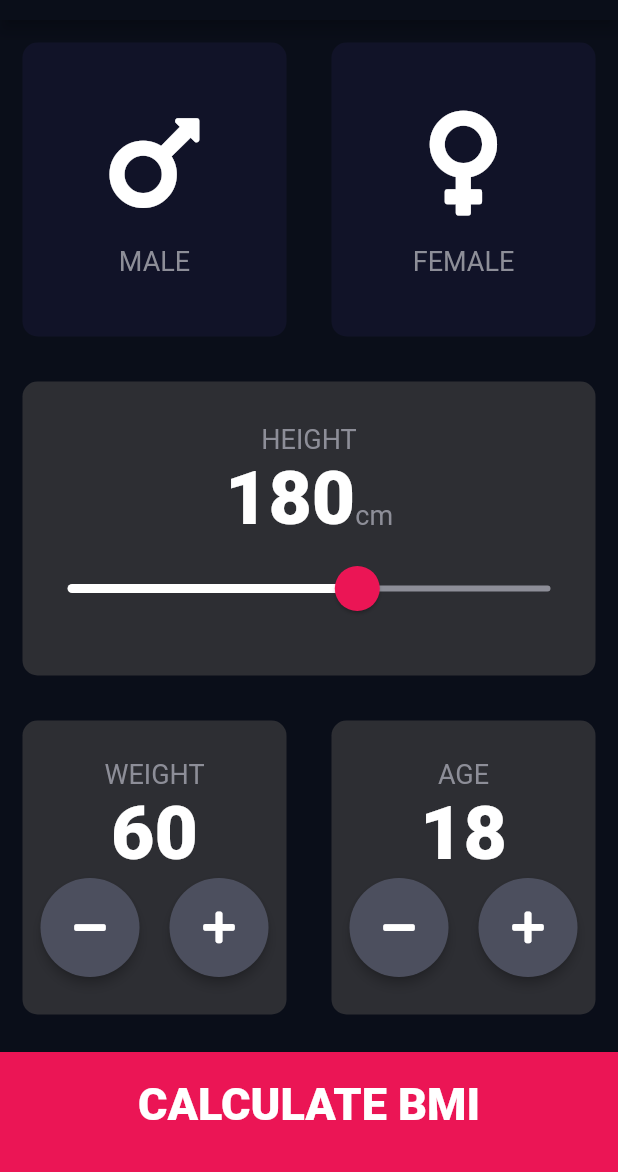
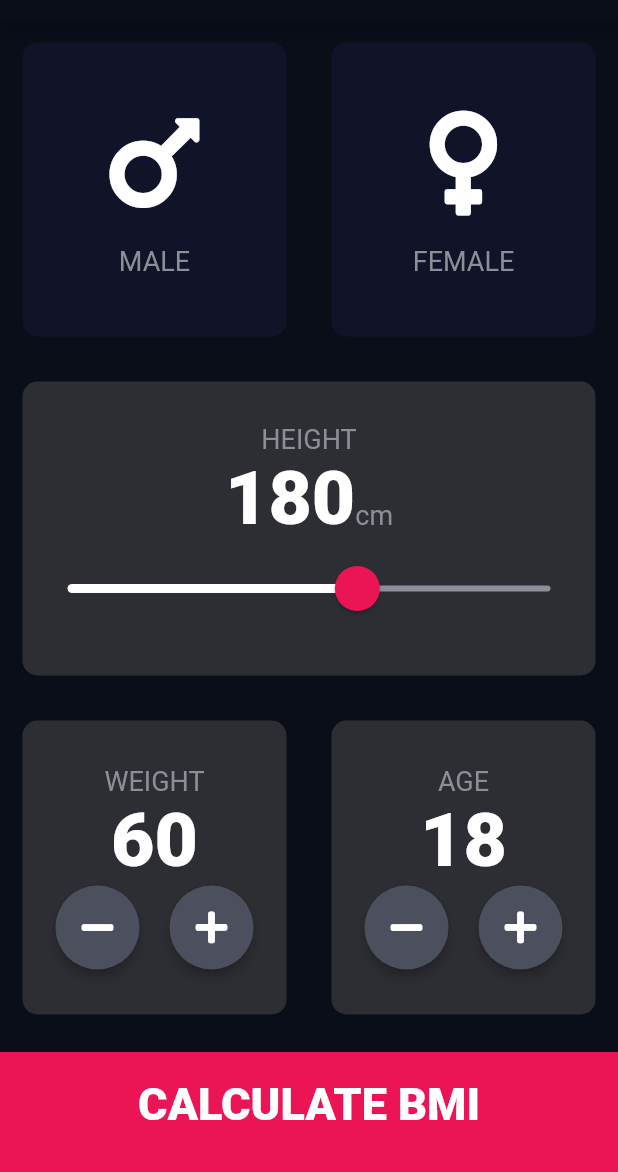
Before and after one commit to MohammedSabah96/BMI, a Flutter app: the screen it shows after launch, on a phone screen of 412 x 824 dp, the part 64-1236 px from its top. Run offline on Flutter 3.47's test engine with Material 2 defaults, Android fonts, the phone set to English and light mode, and no system bars; our stand-ins replace font_awesome_flutter.

Commit message:
fixed rounded buttons

```diff
--- a/lib/components/round_icon_button.dart
+++ b/lib/components/round_icon_button.dart
@@ -11,8 +11,8 @@ class RoundIconButton extends StatelessWidget {
       child: Icon(icon),
       elevation: 3.0,
       constraints: BoxConstraints.tightFor(
-        width: 66.0,
-        height: 66.0,
+        width: 56.0,
+        height: 56.0,
       ),
       fillColor: Color(0xFF4C4F5E),
       shape: CircleBorder(),
```
